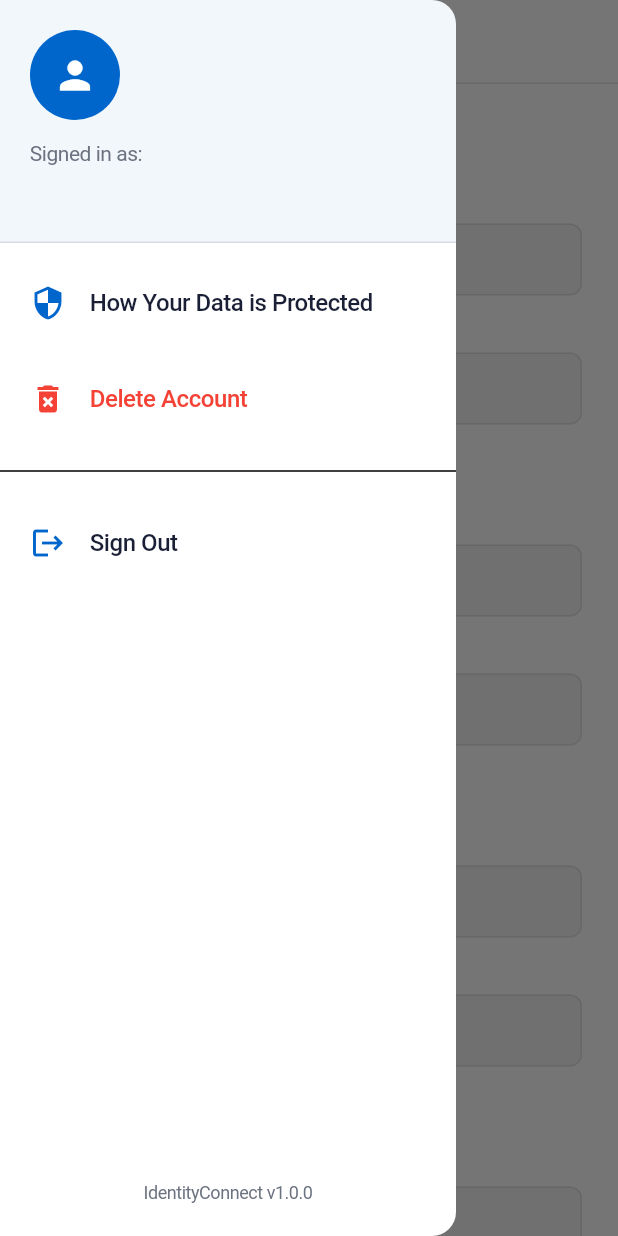
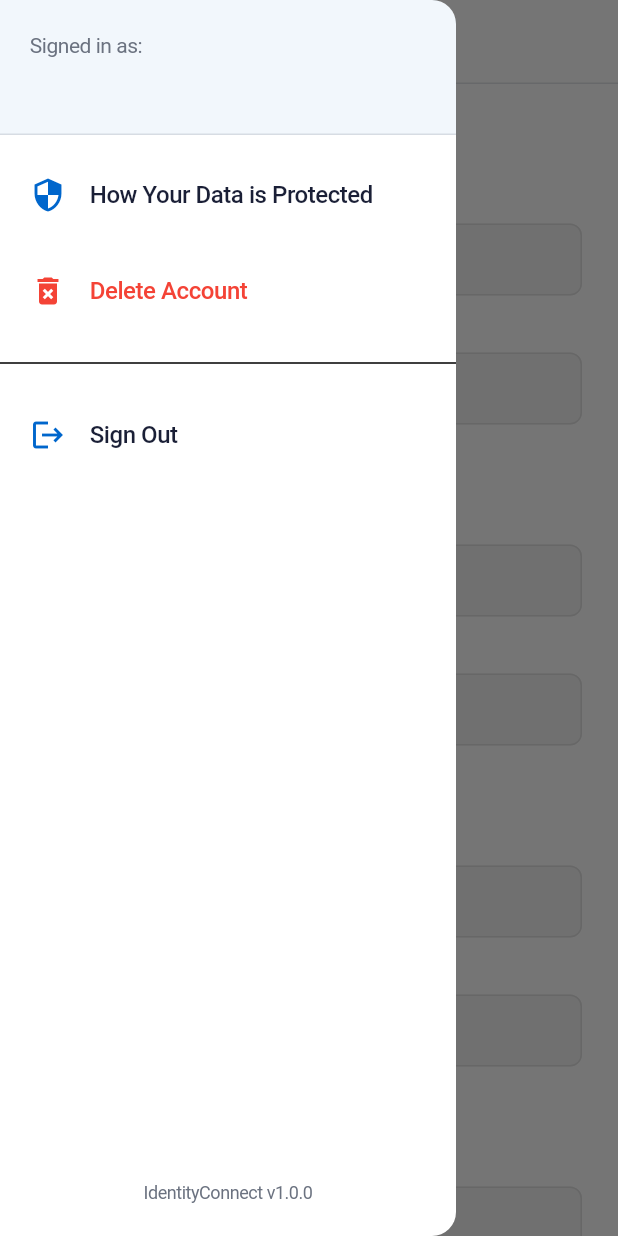
Before and after one commit to sdosecuritynl/IdentityConnectB-Mobile, a Flutter app: the MyInformationScreen screen opened directly, with the side drawer open, on a phone screen of 412 x 824 dp. Run offline on Flutter 3.47's test engine with Material 3 defaults, Android fonts, the phone set to English and light mode, and no system bars; our stand-ins replace basic_utils, device_info_plus, flutter_secure_storage, local_auth, shared_preferences; missing offline and left inert: flutter_jailbreak_detection, flutter_web_auth_2, pointycastle; accounts and stored records are empty.

Commit message:
Remove profile picture from menu

```diff
--- a/lib/widgets/app_header.dart
+++ b/lib/widgets/app_header.dart
@@ -305,20 +305,6 @@ class _AppDrawerState extends State<AppDrawer> {
               child: Column(
                 crossAxisAlignment: CrossAxisAlignment.start,
                 children: [
-                  Container(
-                    width: 60,
-                    height: 60,
-                    decoration: BoxDecoration(
-                      color: AppTheme.primaryBlue,
-                      borderRadius: BorderRadius.circular(30),
-                    ),
-                    child: Icon(
-                      Icons.person,
-                      color: Colors.white,
-                      size: 30,
-                    ),
-                  ),
-                  const SizedBox(height: 12),
                   Text(
                     'Signed in as:',
                     style: AppTheme.bodyText.copyWith(
```
